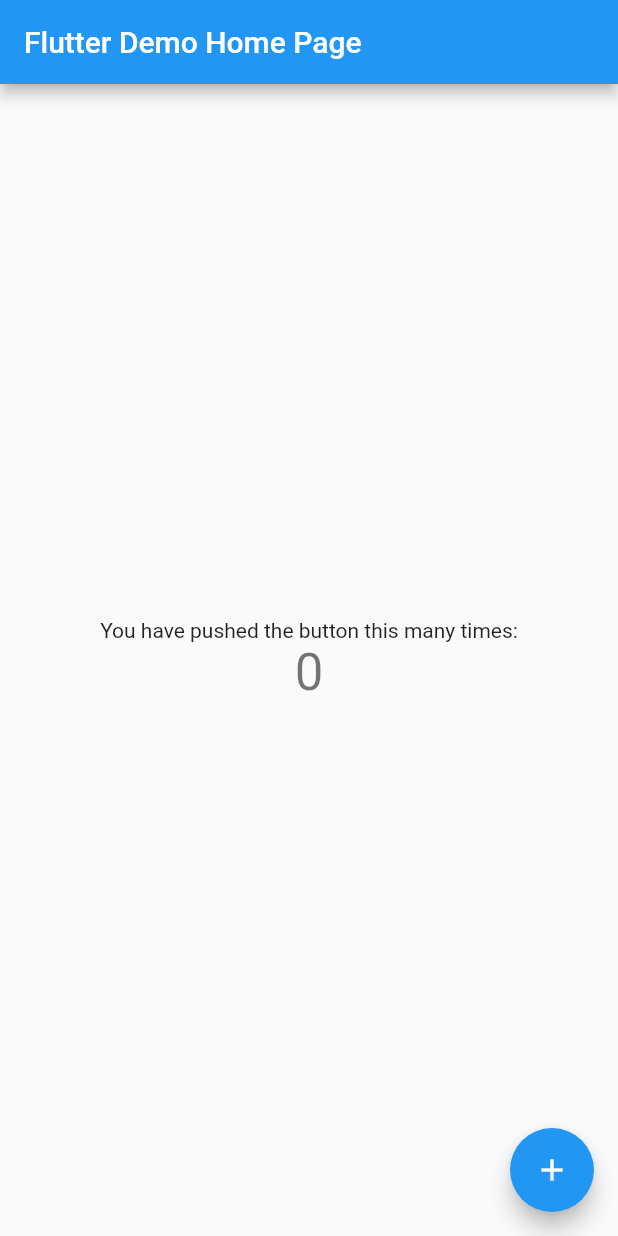
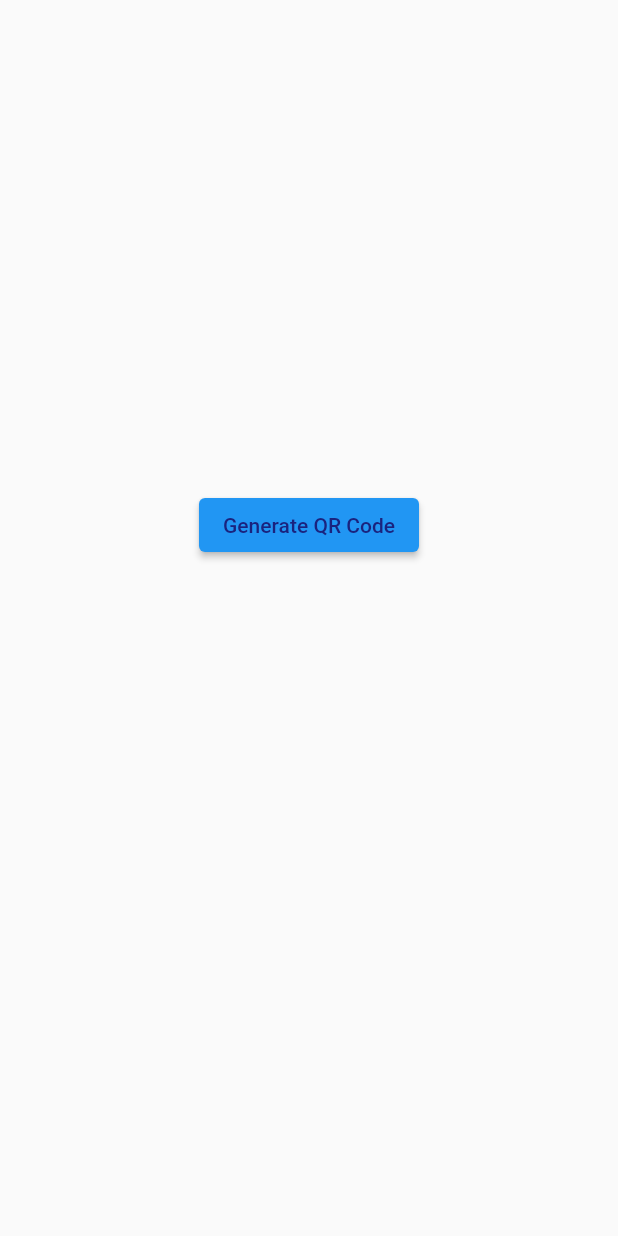
Before and after one commit to BOSSHK-SPEC/ocr_app, a Flutter app: the screen it shows after launch, on a phone screen of 412 x 824 dp. Run offline on Flutter 3.47's test engine with Material 2 defaults, Android fonts, the phone set to English and light mode, and no system bars; our stand-ins replace qr_flutter.

Commit message:
QR code Generated

```diff
--- a/lib/main.dart
+++ b/lib/main.dart
@@ -1,4 +1,5 @@
 import 'package:flutter/material.dart';
+import 'package:ocr_app/pages/homePage.dart';
 
 void main() {
   runApp(const MyApp());
@@ -11,6 +12,7 @@ class MyApp extends StatelessWidget {
   @override
   Widget build(BuildContext context) {
     return MaterialApp(
+      debugShowCheckedModeBanner: false,
       title: 'Flutter Demo',
       theme: ThemeData(
         // This is the theme of your application.
@@ -24,92 +26,7 @@ class MyApp extends StatelessWidget {
         // is not restarted.
         primarySwatch: Colors.blue,
       ),
-      home: const MyHomePage(title: 'Flutter Demo Home Page'),
+      home: HomePage(),
     );
   }
 }
-
-class MyHomePage extends StatefulWidget {
-  const MyHomePage({super.key, required this.title});
-
-  // This widget is the home page of your application. It is stateful, meaning
-  // that it has a State object (defined below) that contains fields that affect
-  // how it looks.
-
-  // This class is the configuration for the state. It holds the values (in this
-  // case the title) provided by the parent (in this case the App widget) and
-  // used by the build method of the State. Fields in a Widget subclass are
-  // always marked "final".
-
-  final String title;
-
-  @override
-  State<MyHomePage> createState() => _MyHomePageState();
-}
-
-class _MyHomePageState extends State<MyHomePage> {
-  int _counter = 0;
-
-  void _incrementCounter() {
-    setState(() {
-      // This call to setState tells the Flutter framework that something has
-      // changed in this State, which causes it to rerun the build method below
-      // so that the display can reflect the updated values. If we changed
-      // _counter without calling setState(), then the build method would not be
-      // called again, and so nothing would appear to happen.
-      _counter++;
-    });
-  }
-
-  @override
-  Widget build(BuildContext context) {
-    // This method is rerun every time setState is called, for instance as done
-    // by the _incrementCounter method above.
-    //
-    // The Flutter framework has been optimized to make rerunning build methods
-    // fast, so that you can just rebuild anything that needs updating rather
-    // than having to individually change instances of widgets.
-    return Scaffold(
-      appBar: AppBar(
-        // Here we take the value from the MyHomePage object that was created by
-        // the App.build method, and use it to set our appbar title.
-        title: Text(widget.title),
-      ),
-      body: Center(
-        // Center is a layout widget. It takes a single child and positions it
-        // in the middle of the parent.
-        child: Column(
-          // Column is also a layout widget. It takes a list of children and
-          // arranges them vertically. By default, it sizes itself to fit its
-          // children horizontally, and tries to be as tall as its parent.
-          //
-          // Invoke "debug painting" (press "p" in the console, choose the
-          // "Toggle Debug Paint" action from the Flutter Inspector in Android
-          // Studio, or the "Toggle Debug Paint" command in Visual Studio Code)
-          // to see the wireframe for each widget.
-          //
-          // Column has various properties to control how it sizes itself and
-          // how it positions its children. Here we use mainAxisAlignment to
-          // center the children vertically; the main axis here is the vertical
-          // axis because Columns are vertical (the cross axis would be
-          // horizontal).
-          mainAxisAlignment: MainAxisAlignment.center,
-          children: <Widget>[
-            const Text(
-              'You have pushed the button this many times:',
-            ),
-            Text(
-              '$_counter',
-              style: Theme.of(context).textTheme.headline4,
-            ),
-          ],
-        ),
-      ),
-      floatingActionButton: FloatingActionButton(
-        onPressed: _incrementCounter,
-        tooltip: 'Increment',
-        child: const Icon(Icons.add),
-      ), // This trailing comma makes auto-formatting nicer for build methods.
-    );
-  }
-}
--- /dev/null
+++ b/lib/pages/homePage.dart
@@ -0,0 +1,43 @@
+import 'package:flutter/cupertino.dart';
+import 'package:flutter/material.dart';
+
+import 'generateQR.dart';
+
+class HomePage extends StatefulWidget {
+  @override
+  _HomePageState createState() => _HomePageState();
+}
+
+class _HomePageState extends State<HomePage> {
+  @override
+  Widget build(BuildContext context) {
+    return Scaffold(
+        body: Container(
+      width: 500,
+      height: 500,
+      child: Column(
+        mainAxisAlignment: MainAxisAlignment.center,
+        crossAxisAlignment: CrossAxisAlignment.stretch,
+        children: [
+          //Display Image
+
+          SizedBox(height: 200),
+
+          //Second Button
+          Center(
+            child: ElevatedButton(
+              onPressed: () {
+                Navigator.of(context)
+                    .push(MaterialPageRoute(builder: (context) => GenerateQR()));
+              },
+              child: Text(
+                "Generate QR Code",
+                style: TextStyle(color: Colors.indigo[900]),
+              ),
+            ),
+          ),
+        ],
+      ),
+    ));
+  }
+}
```
Also changed, not shown: lib/pages/generateQR.dart (added, +67 -0 lines).
